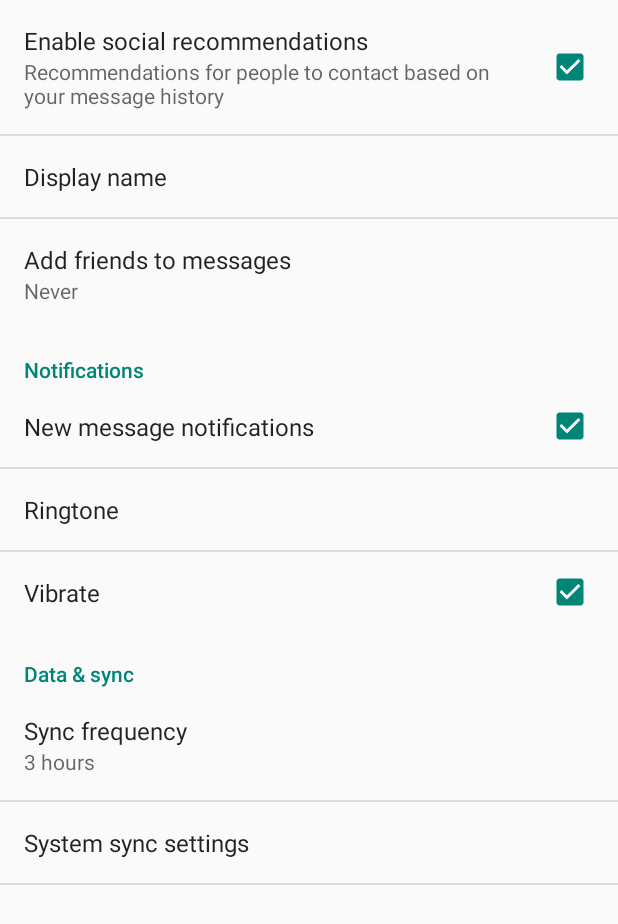
After one commit to fnc314/sunshine_app_udacity_android, an Android app: the SettingsActivity screen opened directly, with no data from a screen before it, on a phone screen of 412 x 824 dp. The commit adds this screen. Shown: the top 924 px of the screen. Run offline under Robolectric (Android 15) with nearby library versions, the phone set to English and light mode, and no system bars.

```diff
--- a/app/build.gradle
+++ b/app/build.gradle
@@ -22,4 +22,5 @@ android {
 dependencies {
     compile fileTree(dir: 'libs', include: ['*.jar'])
     compile 'com.android.support:appcompat-v7:20.0.0'
+    compile 'com.android.support:support-v4:20.0.0'
 }
--- a/app/src/main/AndroidManifest.xml
+++ b/app/src/main/AndroidManifest.xml
@@ -26,6 +26,10 @@
                 android:name="android.support.PARENT_ACTIVITY"
                 android:value="com.fnc314.sunshine.app.MainActivity" />
         </activity>
+        <activity
+            android:name=".SettingsActivity"
+            android:label="@string/title_activity_settings" >
+        </activity>
     </application>
 
 </manifest>
--- a/app/src/main/java/com/fnc314/sunshine/app/DetailActivity.java
+++ b/app/src/main/java/com/fnc314/sunshine/app/DetailActivity.java
@@ -11,6 +11,7 @@ import android.view.MenuItem;
 import android.view.View;
 import android.view.ViewGroup;
 import android.os.Build;
+import android.widget.TextView;
 import android.widget.Toast;
 
 
@@ -25,11 +26,6 @@ public class DetailActivity extends ActionBarActivity {
                     .add(R.id.container, new PlaceholderFragment())
                     .commit();
         }
-        View v;
-        Intent intent = getIntent();
-        String forecastInformation = intent.getStringExtra(Intent.EXTRA_TEXT);
-        v = (View) findViewById(R.id.detail_text_view);
-
     }
 
 
@@ -64,6 +60,12 @@ public class DetailActivity extends ActionBarActivity {
         public View onCreateView(LayoutInflater inflater, ViewGroup container,
                 Bundle savedInstanceState) {
             View rootView = inflater.inflate(R.layout.fragment_detail, container, false);
+            Intent intent = getActivity().getIntent();
+            if (intent != null && intent.hasExtra(Intent.EXTRA_TEXT)) {
+                String forecastInformation = intent.getStringExtra(Intent.EXTRA_TEXT);
+                ((TextView) rootView.findViewById(R.id.detail_text_view)).setText(forecastInformation);
+            }
+
             return rootView;
         }
     }
--- /dev/null
+++ b/app/src/main/java/com/fnc314/sunshine/app/SettingsActivity.java
@@ -0,0 +1,284 @@
+package com.fnc314.sunshine.app;
+
+import android.annotation.TargetApi;
+import android.content.Context;
+import android.content.res.Configuration;
+import android.media.Ringtone;
+import android.media.RingtoneManager;
+import android.net.Uri;
+import android.os.Build;
+import android.os.Bundle;
+import android.preference.ListPreference;
+import android.preference.Preference;
+import android.preference.PreferenceActivity;
+import android.preference.PreferenceCategory;
+import android.preference.PreferenceFragment;
+import android.preference.PreferenceManager;
+import android.preference.RingtonePreference;
+import android.text.TextUtils;
+
+
+import java.util.List;
+
+/**
+ * A {@link PreferenceActivity} that presents a set of application settings. On
+ * handset devices, settings are presented as a single list. On tablets,
+ * settings are split by category, with category headers shown to the left of
+ * the list of settings.
+ * <p>
+ * See <a href="http://developer.android.com/design/patterns/settings.html">
+ * Android Design: Settings</a> for design guidelines and the <a
+ * href="http://developer.android.com/guide/topics/ui/settings.html">Settings
+ * API Guide</a> for more information on developing a Settings UI.
+ */
+public class SettingsActivity extends PreferenceActivity
+        implements Preference.OnPreferenceChangeListener{
+    /**
+     * Determines whether to always show the simplified settings UI, where
+     * settings are presented in a single list. When false, settings are shown
+     * as a master/detail two-pane view on tablets. When true, a single pane is
+     * shown on tablets.
+     */
+    private static final boolean ALWAYS_SIMPLE_PREFS = false;
+
+
+    @Override
+    protected void onPostCreate(Bundle savedInstanceState) {
+        super.onPostCreate(savedInstanceState);
+        // Add' general' preferences, defined in the XML file
+        // TODO: add preferences from XML
+
+        // For all preferences, attach an OnPReferenceChangelistener so the UI summary can be
+        // updated when the preference changes.
+        // TODO: Add preferences
+
+        setupSimplePreferencesScreen();
+    }
+
+    /**
+     * Shows the simplified settings UI if the device configuration if the
+     * device configuration dictates that a simplified, single-pane UI should be
+     * shown.
+     */
+    private void setupSimplePreferencesScreen() {
+        if (!isSimplePreferences(this)) {
+            return;
+        }
+
+        // In the simplified UI, fragments are not used at all and we instead
+        // use the older PreferenceActivity APIs.
+
+        // Add 'general' preferences.
+        addPreferencesFromResource(R.xml.pref_general);
+
+        // Add 'notifications' preferences, and a corresponding header.
+        PreferenceCategory fakeHeader = new PreferenceCategory(this);
+        fakeHeader.setTitle(R.string.pref_header_notifications);
+        getPreferenceScreen().addPreference(fakeHeader);
+        addPreferencesFromResource(R.xml.pref_notification);
+
+        // Add 'data and sync' preferences, and a corresponding header.
+        fakeHeader = new PreferenceCategory(this);
+        fakeHeader.setTitle(R.string.pref_header_data_sync);
+        getPreferenceScreen().addPreference(fakeHeader);
+        addPreferencesFromResource(R.xml.pref_data_sync);
+
+        // Bind the summaries of EditText/List/Dialog/Ringtone preferences to
+        // their values. When their values change, their summaries are updated
+        // to reflect the new value, per the Android Design guidelines.
+        bindPreferenceSummaryToValue(findPreference("example_text"));
+        bindPreferenceSummaryToValue(findPreference("example_list"));
+        bindPreferenceSummaryToValue(findPreference("notifications_new_message_ringtone"));
+        bindPreferenceSummaryToValue(findPreference("sync_frequency"));
+    }
+
+    /** {@inheritDoc} */
+    @Override
+    public boolean onIsMultiPane() {
+        return isXLargeTablet(this) && !isSimplePreferences(this);
+    }
+
+    /**
+     * Helper method to determine if the device has an extra-large screen. For
+     * example, 10" tablets are extra-large.
+     */
+    private static boolean isXLargeTablet(Context context) {
+        return (context.getResources().getConfiguration().screenLayout
+        & Configuration.SCREENLAYOUT_SIZE_MASK) >= Configuration.SCREENLAYOUT_SIZE_XLARGE;
+    }
+
+    /**
+     * Determines whether the simplified settings UI should be shown. This is
+     * true if this is forced via {@link #ALWAYS_SIMPLE_PREFS}, or the device
+     * doesn't have newer APIs like {@link PreferenceFragment}, or the device
+     * doesn't have an extra-large screen. In these cases, a single-pane
+     * "simplified" settings UI should be shown.
+     */
+    private static boolean isSimplePreferences(Context context) {
+        return ALWAYS_SIMPLE_PREFS
+                || Build.VERSION.SDK_INT < Build.VERSION_CODES.HONEYCOMB
+                || !isXLargeTablet(context);
+    }
+
+    /** {@inheritDoc} */
+    @Override
+    @TargetApi(Build.VERSION_CODES.HONEYCOMB)
+    public void onBuildHeaders(List<Header> target) {
+        if (!isSimplePreferences(this)) {
+            loadHeadersFromResource(R.xml.pref_headers, target);
+        }
+    }
+
+    /**
+     * A preference value change listener that updates the preference's summary
+     * to reflect its new value.
+     */
+    private static Preference.OnPreferenceChangeListener sBindPreferenceSummaryToValueListener = new Preference.OnPreferenceChangeListener() {
+        @Override
+        public boolean onPreferenceChange(Preference preference, Object value) {
+            String stringValue = value.toString();
+
+            if (preference instanceof ListPreference) {
+                // For list preferences, look up the correct display value in
+                // the preference's 'entries' list.
+                ListPreference listPreference = (ListPreference) preference;
+                int index = listPreference.findIndexOfValue(stringValue);
+
+                // Set the summary to reflect the new value.
+                preference.setSummary(
+                        index >= 0
+                                ? listPreference.getEntries()[index]
+                                : null);
+
+            } else if (preference instanceof RingtonePreference) {
+                // For ringtone preferences, look up the correct display value
+                // using RingtoneManager.
+                if (TextUtils.isEmpty(stringValue)) {
+                    // Empty values correspond to 'silent' (no ringtone).
+                    preference.setSummary(R.string.pref_ringtone_silent);
+
+                } else {
+                    Ringtone ringtone = RingtoneManager.getRingtone(
+                            preference.getContext(), Uri.parse(stringValue));
+
+                    if (ringtone == null) {
+                        // Clear the summary if there was a lookup error.
+                        preference.setSummary(null);
+                    } else {
+                        // Set the summary to reflect the new ringtone display
+                        // name.
+                        String name = ringtone.getTitle(preference.getContext());
+                        preference.setSummary(name);
+                    }
+                }
+
+            } else {
+                // For all other preferences, set the summary to the value's
+                // simple string representation.
+                preference.setSummary(stringValue);
+            }
+            return true;
+        }
+    };
+
+    /**
+     * Binds a preference's summary to its value. More specifically, when the
+     * preference's value is changed, its summary (line of text below the
+     * preference title) is updated to reflect the value. The summary is also
+     * immediately updated upon calling this method. The exact display format is
+     * dependent on the type of preference.
+     *
+     * @see #sBindPreferenceSummaryToValueListener
+     */
+    private void bindPreferenceSummaryToValue(Preference preference) {
+        // Set the listener to watch for value changes.
+        preference.setOnPreferenceChangeListener(this);
+
+        // Trigger the listener immediately with the preference's
+        // current value.
+        onPreferenceChange(preference,
+                PreferenceManager
+                        .getDefaultSharedPreferences(preference.getContext())
+                        .getString(preference.getKey(), ""));
+    }
+
+    @Override
+    public boolean onPreferenceChange(Preference preference, Object o) {
+        String stringValue = o.toString();
+
+        if (preference instanceof ListPreference) {
+            // For list preference, look up the correct display value in
+            // the preference's 'entries' list (since they have separate labels/values)
+            ListPreference listPreference = (ListPreference) preference;
+            int prefIndex = listPreference.findIndexOfValue(stringValue);
+            if (prefIndex >= 0) {
+                preference.setSummary(listPreference.getEntries()[prefIndex]);
+            } else {
+                // For other preferences, set the summary to the value's simple string representation
+                preference.setSummary(stringValue);
+            }
+        }
+        return true;
+    }
+
+    /**
+     * This fragment shows general preferences only. It is used when the
+     * activity is showing a two-pane settings UI.
+
+    @TargetApi(Build.VERSION_CODES.HONEYCOMB)
+    public static class GeneralPreferenceFragment extends PreferenceFragment {
+        @Override
+        public void onCreate(Bundle savedInstanceState) {
+            super.onCreate(savedInstanceState);
+            addPreferencesFromResource(R.xml.pref_general);
+
+            // Bind the summaries of EditText/List/Dialog/Ringtone preferences
+            // to their values. When their values change, their summaries are
+            // updated to reflect the new value, per the Android Design
+            // guidelines.
+            bindPreferenceSummaryToValue(findPreference("example_text"));
+            bindPreferenceSummaryToValue(findPreference("example_list"));
+        }
+    }
+    */
+
+    /**
+     * This fragment shows notification preferences only. It is used when the
+     * activity is showing a two-pane settings UI.
+
+    @TargetApi(Build.VERSION_CODES.HONEYCOMB)
+    public static class NotificationPreferenceFragment extends PreferenceFragment {
+        @Override
+        public void onCreate(Bundle savedInstanceState) {
+            super.onCreate(savedInstanceState);
+            addPreferencesFromResource(R.xml.pref_notification);
+
+            // Bind the summaries of EditText/List/Dialog/Ringtone preferences
+            // to their values. When their values change, their summaries are
+            // updated to reflect the new value, per the Android Design
+            // guidelines.
+            bindPreferenceSummaryToValue(findPreference("notifications_new_message_ringtone"));
+        }
+    }
+     */
+
+    /**
+     * This fragment shows data and sync preferences only. It is used when the
+     * activity is showing a two-pane settings UI.
+
+    @TargetApi(Build.VERSION_CODES.HONEYCOMB)
+    public static class DataSyncPreferenceFragment extends PreferenceFragment {
+        @Override
+        public void onCreate(Bundle savedInstanceState) {
+            super.onCreate(savedInstanceState);
+            addPreferencesFromResource(R.xml.pref_data_sync);
+
+            // Bind the summaries of EditText/List/Dialog/Ringtone preferences
+            // to their values. When their values change, their summaries are
+            // updated to reflect the new value, per the Android Design
+            // guidelines.
+            bindPreferenceSummaryToValue(findPreference("sync_frequency"));
+        }
+    }
+     */
+}
--- /dev/null
+++ b/app/src/main/res/values/strings_activity_settings.xml
@@ -0,0 +1,59 @@
+<resources>
+        <string name="title_activity_settings">Settings</string>
+
+    <!-- Strings related to Settings -->
+
+    <!-- Example General settings -->
+    <string name="pref_header_general">General</string>
+
+    <string name="pref_title_social_recommendations">Enable social recommendations</string>
+    <string name="pref_description_social_recommendations">Recommendations for people to contact based on your message history</string>
+
+    <string name="pref_title_display_name">Display name</string>
+    <string name="pref_default_display_name">John Smith</string>
+
+    <string name="pref_title_add_friends_to_messages">Add friends to messages</string>
+    <string-array name="pref_example_list_titles">
+        <item>Always</item>
+        <item>When possible</item>
+        <item>Never</item>
+    </string-array>
+    <string-array name="pref_example_list_values">
+        <item>1</item>
+        <item>0</item>
+        <item>-1</item>
+    </string-array>
+
+    <!-- Example settings for Data & Sync -->
+    <string name="pref_header_data_sync">Data &amp; sync</string>
+
+    <string name="pref_title_sync_frequency">Sync frequency</string>
+    <string-array name="pref_sync_frequency_titles">
+        <item>15 minutes</item>
+        <item>30 minutes</item>
+        <item>1 hour</item>
+        <item>3 hours</item>
+        <item>6 hours</item>
+        <item>Never</item>
+    </string-array>
+    <string-array name="pref_sync_frequency_values">
+        <item>15</item>
+        <item>30</item>
+        <item>60</item>
+        <item>180</item>
+        <item>360</item>
+        <item>-1</item>
+    </string-array>
+
+    <string name="pref_title_system_sync_settings">System sync settings</string>
+
+    <!-- Example settings for Notifications -->
+    <string name="pref_header_notifications">Notifications</string>
+
+    <string name="pref_title_new_message_notifications">New message notifications</string>
+
+    <string name="pref_title_ringtone">Ringtone</string>
+    <string name="pref_ringtone_silent">Silent</string>
+
+    <string name="pref_title_vibrate">Vibrate</string>
+</resources>
--- /dev/null
+++ b/app/src/main/res/xml/pref_data_sync.xml
@@ -0,0 +1,21 @@
+<PreferenceScreen xmlns:android="http://schemas.android.com/apk/res/android">
+
+    <!-- NOTE: Hide buttons to simplify the UI. Users can touch outside the dialog to
+         dismiss it. -->
+    <!-- NOTE: ListPreference's summary should be set to its value by the activity code. -->
+    <ListPreference
+        android:key="sync_frequency"
+        android:title="@string/pref_title_sync_frequency"
+        android:entries="@array/pref_sync_frequency_titles"
+        android:entryValues="@array/pref_sync_frequency_values"
+        android:defaultValue="180"
+        android:negativeButtonText="@null"
+        android:positiveButtonText="@null" />
+
+    <!-- This preference simply launches an intent when selected. Use this UI sparingly, per
+         design guidelines. -->
+    <Preference android:title="@string/pref_title_system_sync_settings">
+        <intent android:action="android.settings.SYNC_SETTINGS" />
+    </Preference>
+
+</PreferenceScreen>
--- /dev/null
+++ b/app/src/main/res/xml/pref_general.xml
@@ -0,0 +1,33 @@
+<PreferenceScreen xmlns:android="http://schemas.android.com/apk/res/android">
+
+    <CheckBoxPreference
+        android:key="example_checkbox"
+        android:title="@string/pref_title_social_recommendations"
+        android:summary="@string/pref_description_social_recommendations"
+        android:defaultValue="true" />
+
+    <!-- NOTE: EditTextPreference accepts EditText attributes. -->
+    <!-- NOTE: EditTextPreference's summary should be set to its value by the activity code. -->
+    <EditTextPreference
+        android:key="example_text"
+        android:title="@string/pref_title_display_name"
+        android:defaultValue="@string/pref_default_display_name"
+        android:selectAllOnFocus="true"
+        android:inputType="textCapWords"
+        android:capitalize="words"
+        android:singleLine="true"
+        android:maxLines="1" />
+
+    <!-- NOTE: Hide buttons to simplify the UI. Users can touch outside the dialog to
+         dismiss it. -->
+    <!-- NOTE: ListPreference's summary should be set to its value by the activity code. -->
+    <ListPreference
+        android:key="example_list"
+        android:title="@string/pref_title_add_friends_to_messages"
+        android:defaultValue="-1"
+        android:entries="@array/pref_example_list_titles"
+        android:entryValues="@array/pref_example_list_values"
+        android:negativeButtonText="@null"
+        android:positiveButtonText="@null" />
+
+</PreferenceScreen>
--- /dev/null
+++ b/app/src/main/res/xml/pref_headers.xml
@@ -0,0 +1,17 @@
+<preference-headers xmlns:android="http://schemas.android.com/apk/res/android">
+
+    <!-- These settings headers are only used on tablets. -->
+
+    <header
+        android:fragment="com.fnc314.sunshine.app.SettingsActivity$GeneralPreferenceFragment"
+        android:title="@string/pref_header_general" />
+
+    <header
+        android:fragment="com.fnc314.sunshine.app.SettingsActivity$NotificationPreferenceFragment"
+        android:title="@string/pref_header_notifications" />
+
+    <header
+        android:fragment="com.fnc314.sunshine.app.SettingsActivity$DataSyncPreferenceFragment"
+        android:title="@string/pref_header_data_sync" />
+
+</preference-headers>
--- /dev/null
+++ b/app/src/main/res/xml/pref_notification.xml
@@ -0,0 +1,27 @@
+<PreferenceScreen xmlns:android="http://schemas.android.com/apk/res/android">
+
+    <!-- A 'parent' preference, which enables/disables child preferences (below)
+         when checked/unchecked. -->
+    <CheckBoxPreference
+        android:key="notifications_new_message"
+        android:title="@string/pref_title_new_message_notifications"
+        android:defaultValue="true" />
+
+    <!-- Allows the user to choose a ringtone in the 'notification' category. -->
+    <!-- NOTE: This preference will be enabled only when the checkbox above is checked. -->
+    <!-- NOTE: RingtonePreference's summary should be set to its value by the activity code. -->
+    <RingtonePreference
+        android:dependency="notifications_new_message"
+        android:key="notifications_new_message_ringtone"
+        android:title="@string/pref_title_ringtone"
+        android:ringtoneType="notification"
+        android:defaultValue="content://settings/system/notification_sound" />
+
+    <!-- NOTE: This preference will be enabled only when the checkbox above is checked. -->
+    <CheckBoxPreference
+        android:dependency="notifications_new_message"
+        android:key="notifications_new_message_vibrate"
+        android:title="@string/pref_title_vibrate"
+        android:defaultValue="true" />
+
+</PreferenceScreen>
```
